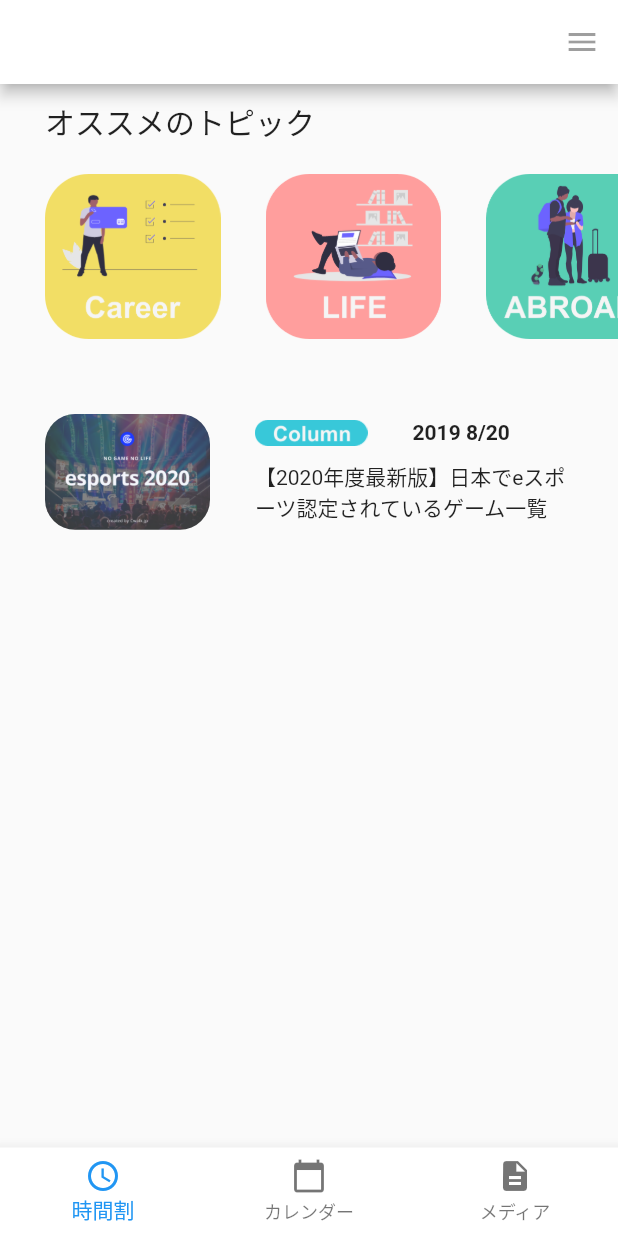
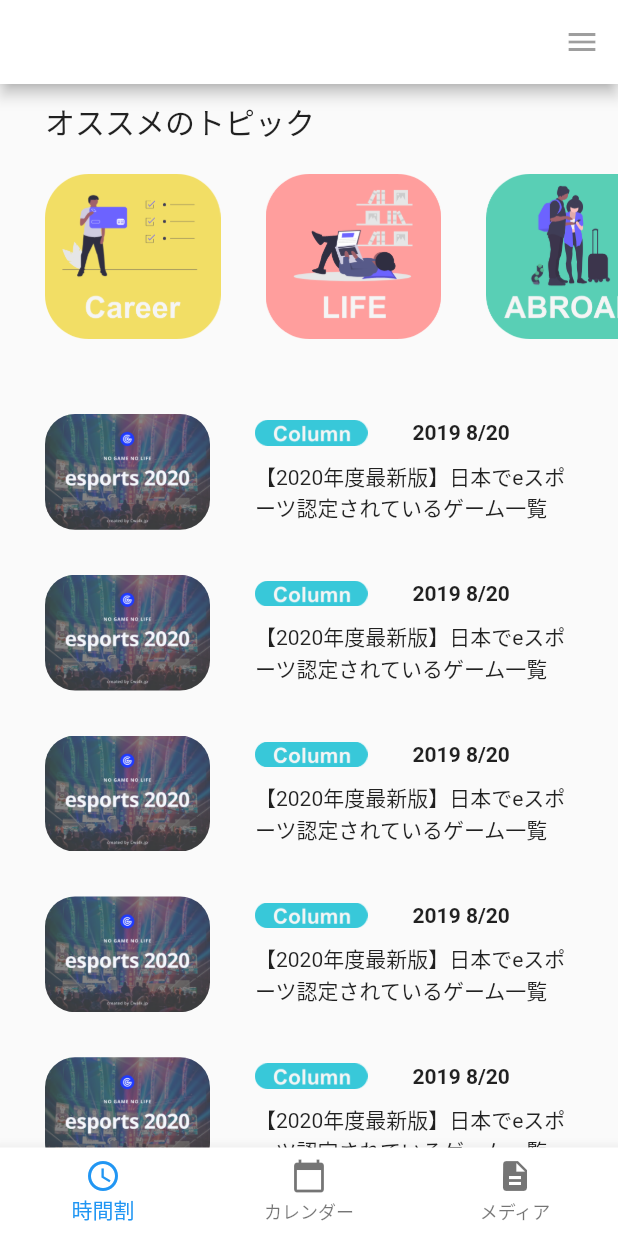
Before and after one commit to gudegithub/Fairer_UI, a Flutter app: the MediaIndexPage screen opened directly, on a phone screen of 412 x 824 dp. Run offline on Flutter 3.47's test engine with Material 2 defaults, Android fonts, the phone set to English and light mode, and no system bars.

Commit message:
separate widget

```diff
--- a/lib/login_page.dart
+++ b/lib/login_page.dart
@@ -1,4 +1,3 @@
-
 
 import 'package:flutter/material.dart';
 
--- a/lib/media_index.dart
+++ b/lib/media_index.dart
@@ -1,5 +1,5 @@
 import 'package:flutter/material.dart';
-
+import 'article.dart';
 
 class MediaIndexPage extends StatelessWidget {
   @override
@@ -48,7 +48,21 @@ class MediaIndexPage extends StatelessWidget {
       ),
       body: ListView(
         children: <Widget>[
-          Container(
+          MediaIndexMessage(),
+          Category(),
+          ArticleList(),
+        ],
+      )
+    );
+  }
+}
+
+class MediaIndexMessage extends StatelessWidget {
+  const MediaIndexMessage ({Key key}) : super(key: key);
+
+  @override
+  Widget build(BuildContext context) {
+    return Container(
       padding: EdgeInsets.only(top: 10.0, left: 30.0),
       child: Text(
         "オススメのトピック",
@@ -56,8 +70,17 @@ class MediaIndexPage extends StatelessWidget {
           fontSize: 20.0,
         )
       )
-          ),
-          Container(
+    );
+  }
+}
+
+class Category extends StatelessWidget {
+  const Category({Key key}) : super(key: key);
+
+  @override
+  Widget build(BuildContext context) {
+    return Container(
+      child: Container(
             padding: EdgeInsets.only(top: 20, bottom: 20),
             height: 150,
             child: ListView(
@@ -95,16 +118,46 @@ class MediaIndexPage extends StatelessWidget {
               ],
             )
           ),
-          Container(
+    );
+  }
+}
+
+class ArticleList extends StatelessWidget {
+  const ArticleList({Key key}) : super(key: key);
+
+  @override
+  Widget build(BuildContext context) {
+    return Container(
+      child: Container(
         padding: EdgeInsets.only(left: 30.0),
-            height: 400,
-            child: ListView(
-              children: <Widget>[
-              Container(
+        child: SingleChildScrollView(
+          child: Column(children: <Widget>[
+            Article(),
+            Article(),
+            Article(),
+            Article(),
+            Article(),
+            Article(),
+            Article(),
+          ],)
+        ),
+      ),
+    );
+  }
+}
+
+class Article extends StatelessWidget {
+  const Article({Key key}) : super(key: key);
+
+  @override
+  Widget build(BuildContext context) {
+    return Container(
+      child: Container(
         margin: EdgeInsets.only(top: 30.0),
         child: Row(
           children: <Widget>[
-                    SizedBox(
+            GestureDetector(
+              child: SizedBox(
               width: 110,
               child: ClipRRect(
                 borderRadius: BorderRadius.circular(20),
@@ -113,6 +166,13 @@ class MediaIndexPage extends StatelessWidget {
                   fit: BoxFit.cover,
                   )
                 ),
+              ),
+              onTap: () {
+                Navigator.push(
+                  context,
+                  MaterialPageRoute(builder: (context) => ArticlePage()),
+                );
+              },
             ),
             Flexible(
               child: Column(
@@ -145,6 +205,12 @@ class MediaIndexPage extends StatelessWidget {
                         maxLines: 2,
                       )
                     ),
+                    onTap: () {
+                      Navigator.push(
+                        context,
+                        MaterialPageRoute(builder: (context) => ArticlePage()),
+                      );
+                    },
                   )
                 ],
               ),
@@ -152,11 +218,6 @@ class MediaIndexPage extends StatelessWidget {
           ],
         ),
       ),
-
-            ],),
-          )
-        ],
-      )
     );
   }
 }
```
Also changed, not shown: lib/article.dart (added, +61 -0 lines), lib/registration.dart (added). Lines whose indentation alone changed are shown as unchanged.
